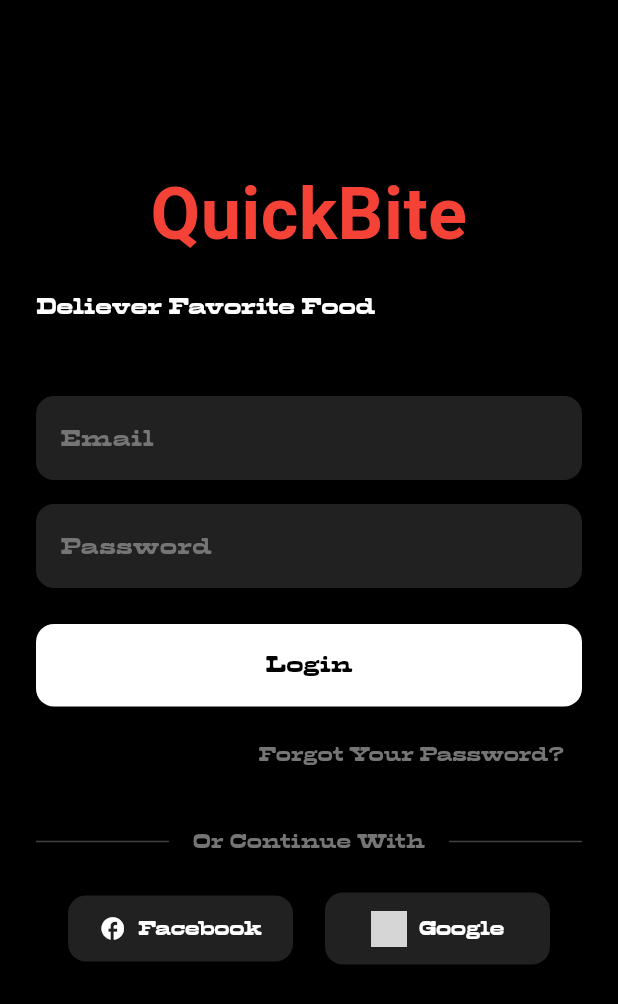
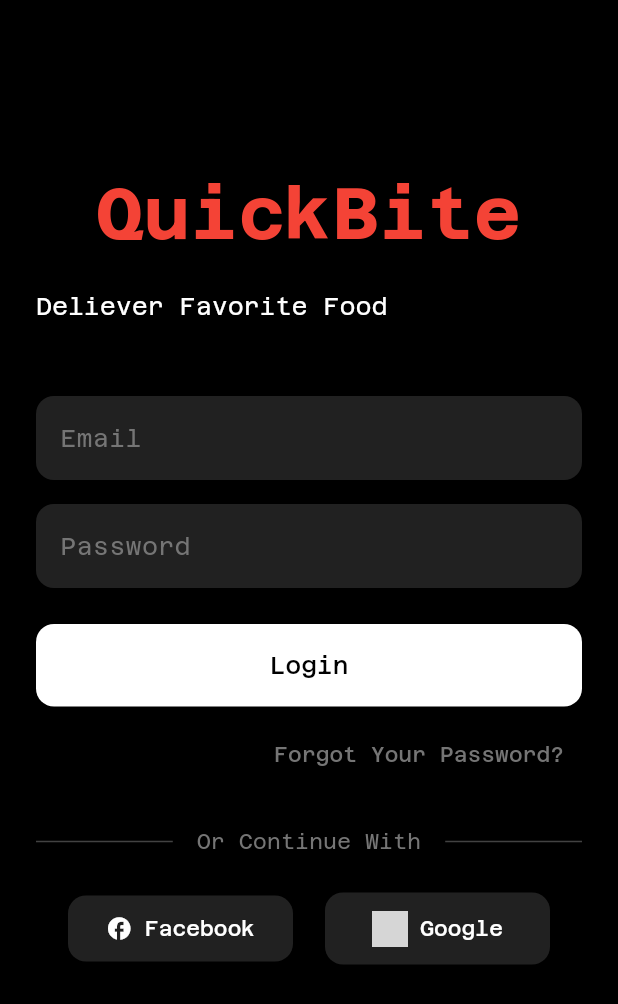
Before and after one commit to Dukeazeta/Quickbite-v3, a Flutter app: the screen it shows after launch, on a phone screen of 412 x 824 dp. Shown: the top 1004 px of the screen. Run offline on Flutter 3.47's test engine with Material 3 defaults, Android fonts, the phone set to English and light mode, and no system bars; our stand-ins replace equatable, flutter_bloc; grey boxes are pictures that could not be loaded.

Commit message:
modified:   quickbitev3/lib/main.dart 	modified:   quickbitev3/pubspec.yaml

```diff
--- a/quickbitev3/lib/main.dart
+++ b/quickbitev3/lib/main.dart
@@ -13,7 +13,10 @@
     return MaterialApp(
       debugShowCheckedModeBanner: false,
       theme: ThemeData(
-        fontFamily: 'Boxing',
+        fontFamily: 'AzeretMono',
+        textTheme: Theme.of(context).textTheme.apply(
+              fontFamily: 'AzeretMono',
+            ),
       ),
       home: LoginScreen(),
     );
--- a/quickbitev3/pubspec.yaml
+++ b/quickbitev3/pubspec.yaml
@@ -28,4 +28,4 @@
         - asset: assets/Fonts/OTF/Boxing-Regular.otf
     - family: AzeretMono
       fonts:
-        - asset: assets/Fonts/AzeretMono/AzeretMono-Regular.ttf
+        - asset: assets/AzeretMono_Complete/Fonts/TTF/AzeretMono-Variable.ttf
```
